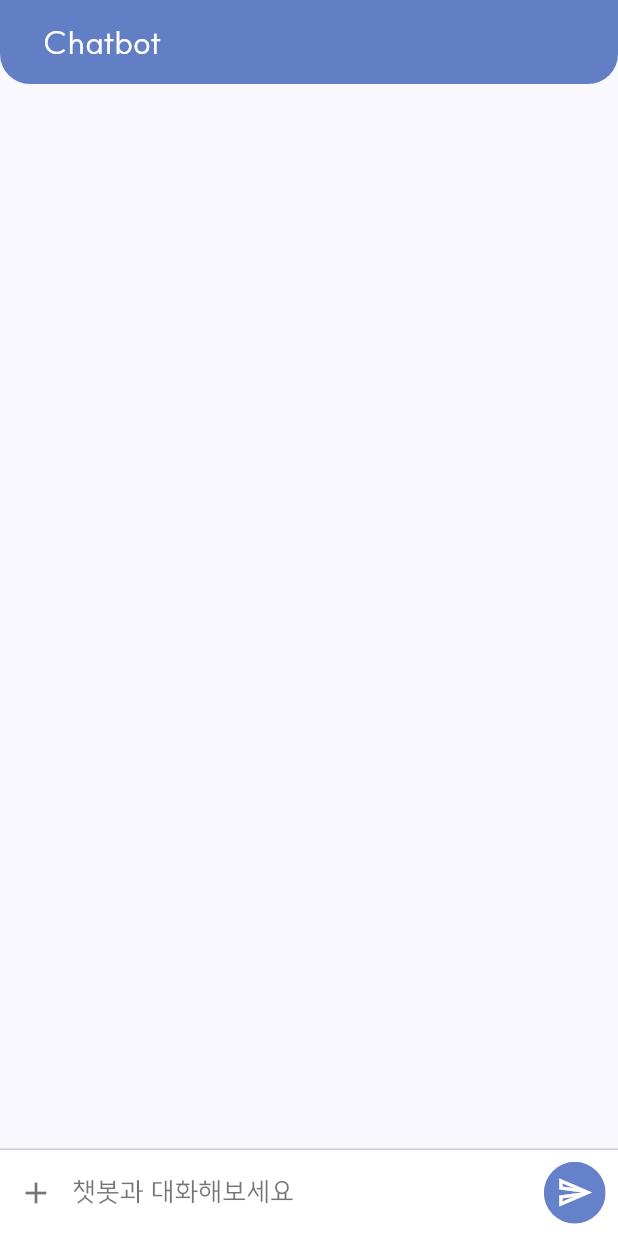
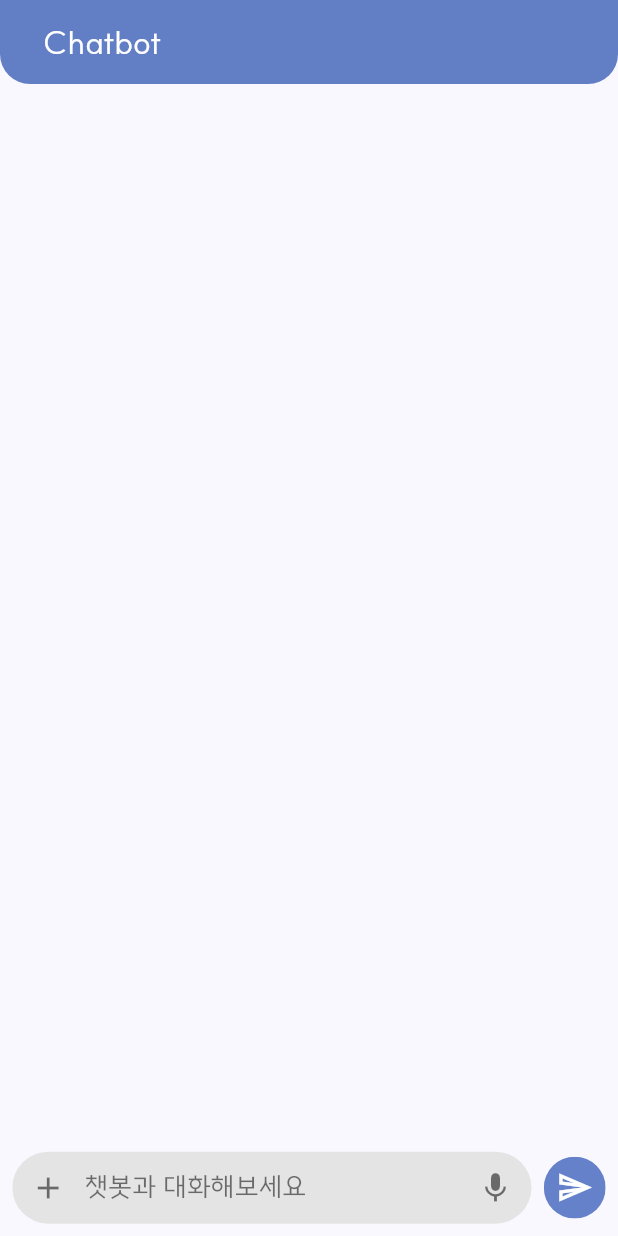
Before and after one commit to minbros/chatbot, a Flutter app: the screen it shows after launch, on a phone screen of 412 x 824 dp. Run offline on Flutter 3.47's test engine with Material 3 defaults, Android fonts, the phone set to English and light mode, and no system bars; project files that could hold a hidden picture were left out.

Commit message:
newMessage 디자인 수정

```diff
--- a/lib/config/palette.dart
+++ b/lib/config/palette.dart
@@ -3,4 +3,5 @@ import 'package:flutter/material.dart';
 class Palette {
   static const primary = Color(0xFF6581C9);
   static const secondary = Color(0xFF35449B);
+  static const newMessage = Color(0xCFDFDFDF);
 }
--- /dev/null
+++ b/lib/widgets/chat_bubble.dart
@@ -0,0 +1,11 @@
+import 'package:flutter/material.dart';
+import 'package:chatbot/config/palette.dart';
+
+class ChatBubble extends StatelessWidget {
+  const ChatBubble({super.key});
+
+  @override
+  Widget build(BuildContext context) {
+    return const Placeholder();
+  }
+}
--- a/lib/widgets/new_message.dart
+++ b/lib/widgets/new_message.dart
@@ -1,5 +1,6 @@
 import 'package:chatbot/config/palette.dart';
 import 'package:flutter/material.dart';
+import 'package:flutter/services.dart';
 
 class NewMessage extends StatefulWidget {
   const NewMessage({super.key});
@@ -11,12 +12,14 @@ class NewMessage extends StatefulWidget {
 class _NewMessageState extends State<NewMessage> {
   final TextEditingController _controller = TextEditingController();
   var _enteredMessage = '';
+  bool _isMessageEntered = false;
 
   void _sendMessage() {
     FocusScope.of(context).unfocus();
     _controller.clear();
     setState(() {
       _enteredMessage = '';
+      _isMessageEntered = false;
     });
   }
 
@@ -25,16 +28,14 @@ class _NewMessageState extends State<NewMessage> {
     double screenWidth = MediaQuery.of(context).size.width;
     double screenHeight = MediaQuery.of(context).size.height;
 
-    return Container(
-      decoration: const BoxDecoration(
-        color: Colors.white,
-        border: Border(
-          top: BorderSide(
-            color: Colors.grey,
-            width: 0.5,
-          ),
-        ),
-      ),
+    return Row(
+      children: [
+        Expanded(
+          child: Container(
+            margin: EdgeInsets.all(screenWidth * 0.02),
+            decoration: BoxDecoration(
+                color: Palette.newMessage,
+                borderRadius: BorderRadius.circular(30)),
             child: Row(
               children: [
                 IconButton(
@@ -46,6 +47,8 @@ class _NewMessageState extends State<NewMessage> {
                 ),
                 Expanded(
                   child: TextField(
+                    minLines: 1,
+                    maxLines: 6,
                     controller: _controller,
                     decoration: InputDecoration(
                       hintText: '챗봇과 대화해보세요',
@@ -59,13 +62,32 @@ class _NewMessageState extends State<NewMessage> {
                     onChanged: (value) {
                       setState(() {
                         _enteredMessage = value;
+                        _isMessageEntered = value.isNotEmpty;
                       });
                     },
                   ),
                 ),
+                IconButton(
+                  onPressed: () {},
+                  icon: Icon(
+                    _isMessageEntered ? null : Icons.mic,
+                    color: Colors.black54,
+                  ),
+                )
+              ],
+            ),
+          ),
+        ),
         Padding(
-            padding: EdgeInsets.all(screenWidth * 0.02),
-            child: ClipOval(
+          padding: EdgeInsets.fromLTRB(
+            0,
+            screenWidth * 0.02,
+            screenWidth * 0.02,
+            screenWidth * 0.02,
+          ),
+          child: Column(
+            children: [
+              ClipOval(
                 child: Material(
                   color: Palette.primary, // 버튼 색상
                   child: InkWell(
@@ -85,9 +107,10 @@ class _NewMessageState extends State<NewMessage> {
                   ),
                 ),
               ),
+            ],
+          ),
         ),
       ],
-      ),
     );
   }
 }
```
Lines whose indentation alone changed are shown as unchanged.
